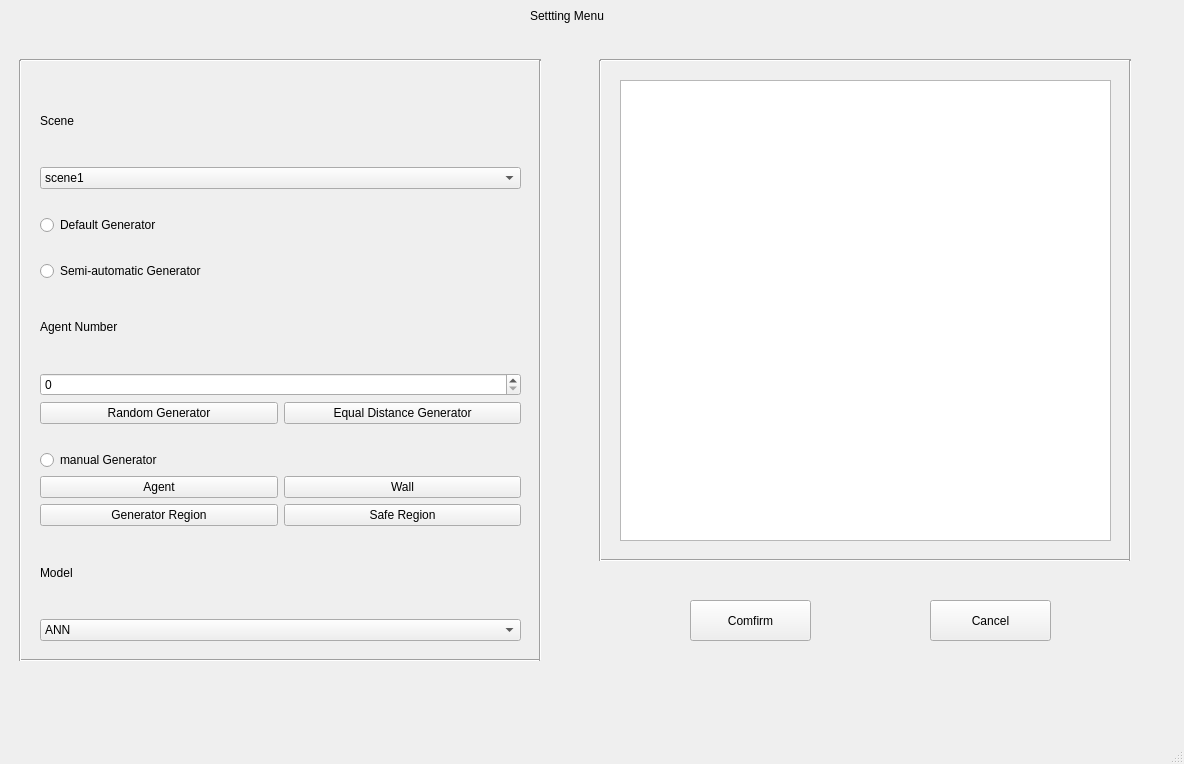
The window that pypeds/gui/ui/mainwindow_setting.ui (my-HenryS/pypeds) describes before a commit, drawn with Qt 5.
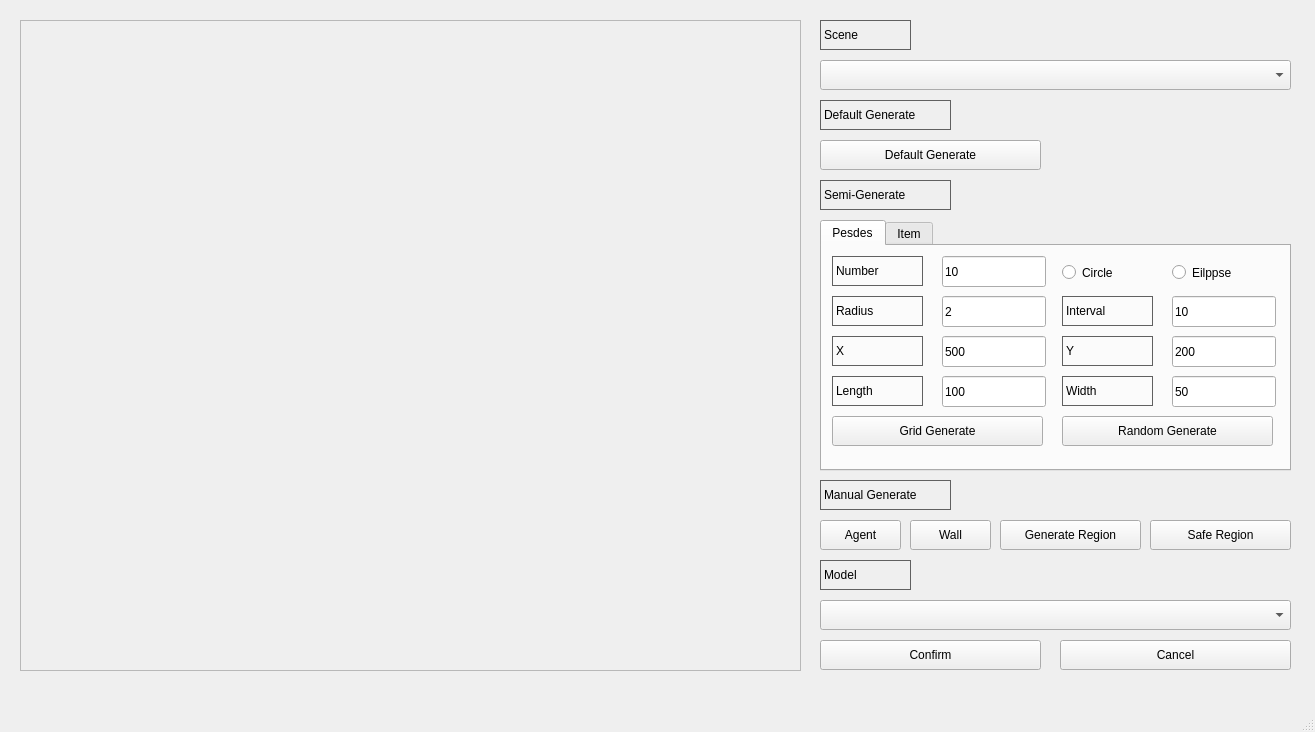
The same window after the commit. The open tabs and pages were chosen to show the change.

```diff
--- a/pypeds/gui/ui/mainwindow_setting.ui
+++ b/pypeds/gui/ui/mainwindow_setting.ui
@@ -6,364 +6,880 @@
    <rect>
     <x>0</x>
     <y>0</y>
-    <width>1184</width>
-    <height>764</height>
+    <width>1315</width>
+    <height>732</height>
    </rect>
   </property>
   <property name="windowTitle">
    <string>MainWindow</string>
   </property>
   <widget class="QWidget" name="centralwidget">
-   <widget class="QWidget" name="verticalLayoutWidget">
+   <widget class="QScrollArea" name="scrollArea">
     <property name="geometry">
      <rect>
-      <x>40</x>
-      <y>80</y>
-      <width>481</width>
-      <height>561</height>
+      <x>20</x>
+      <y>20</y>
+      <width>781</width>
+      <height>651</height>
      </rect>
     </property>
-    <layout class="QVBoxLayout" name="verticalLayout">
-     <item>
-      <widget class="QLabel" name="label">
-       <property name="text">
-        <string>Scene</string>
-       </property>
-      </widget>
-     </item>
-     <item>
-      <widget class="QComboBox" name="comboBox">
-       <item>
-        <property name="text">
-         <string>scene1</string>
-        </property>
-       </item>
-       <item>
-        <property name="text">
-         <string>scene2</string>
-        </property>
-       </item>
-       <item>
-        <property name="text">
-         <string>scene3</string>
-        </property>
-       </item>
-       <item>
-        <property name="text">
-         <string>scene4</string>
-        </property>
-       </item>
-       <item>
-        <property name="text">
-         <string>scene5</string>
-        </property>
-       </item>
-      </widget>
-     </item>
-     <item>
-      <spacer name="horizontalSpacer">
-       <property name="orientation">
-        <enum>Qt::Horizontal</enum>
-       </property>
-       <property name="sizeHint" stdset="0">
-        <size>
-         <width>40</width>
-         <height>20</height>
-        </size>
-       </property>
-      </spacer>
-     </item>
-     <item>
-      <widget class="QRadioButton" name="radioButton">
-       <property name="text">
-        <string>Default Generator</string>
-       </property>
-      </widget>
-     </item>
-     <item>
-      <spacer name="horizontalSpacer_2">
-       <property name="orientation">
-        <enum>Qt::Horizontal</enum>
-       </property>
-       <property name="sizeHint" stdset="0">
-        <size>
-         <width>40</width>
-         <height>20</height>
-        </size>
-       </property>
-      </spacer>
-     </item>
-     <item>
-      <widget class="QRadioButton" name="radioButton_2">
-       <property name="text">
-        <string>Semi-automatic Generator</string>
-       </property>
-      </widget>
-     </item>
-     <item>
-      <widget class="QLabel" name="label_2">
-       <property name="text">
-        <string>Agent Number</string>
-       </property>
-      </widget>
-     </item>
-     <item>
-      <widget class="QSpinBox" name="spinBox"/>
-     </item>
-     <item>
-      <layout class="QHBoxLayout" name="horizontalLayout">
-       <item>
-        <widget class="QPushButton" name="pushButton">
-         <property name="text">
-          <string>Random Generator</string>
-         </property>
-        </widget>
-       </item>
-       <item>
-        <widget class="QPushButton" name="pushButton_2">
-         <property name="text">
-          <string>Equal Distance Generator</string>
-         </property>
-        </widget>
-       </item>
-      </layout>
-     </item>
-     <item>
-      <spacer name="horizontalSpacer_3">
-       <property name="orientation">
-        <enum>Qt::Horizontal</enum>
-       </property>
-       <property name="sizeHint" stdset="0">
-        <size>
-         <width>40</width>
-         <height>20</height>
-        </size>
-       </property>
-      </spacer>
-     </item>
-     <item>
-      <widget class="QRadioButton" name="radioButton_3">
-       <property name="text">
-        <string>manual Generator</string>
-       </property>
-      </widget>
-     </item>
-     <item>
-      <layout class="QGridLayout" name="gridLayout">
-       <item row="1" column="0">
-        <widget class="QPushButton" name="pushButton_4">
-         <property name="text">
-          <string>Generator Region</string>
-         </property>
-        </widget>
-       </item>
-       <item row="1" column="1">
-        <widget class="QPushButton" name="pushButton_6">
-         <property name="text">
-          <string>Safe Region</string>
-         </property>
-        </widget>
-       </item>
-       <item row="0" column="1">
-        <widget class="QPushButton" name="pushButton_5">
-         <property name="text">
-          <string>Wall</string>
-         </property>
-        </widget>
-       </item>
-       <item row="0" column="0">
-        <widget class="QPushButton" name="pushButton_3">
-         <property name="text">
-          <string>Agent</string>
-         </property>
-        </widget>
-       </item>
-      </layout>
-     </item>
-     <item>
-      <widget class="QLabel" name="label_3">
-       <property name="text">
-        <string>Model</string>
-       </property>
-      </widget>
-     </item>
-     <item>
-      <widget class="QComboBox" name="comboBox_2">
-       <item>
-        <property name="text">
-         <string>ANN</string>
-        </property>
-       </item>
-       <item>
-        <property name="text">
-         <string>SFC</string>
-        </property>
-       </item>
-       <item>
-        <property name="text">
-         <string>Real-life</string>
-        </property>
-       </item>
-       <item>
-        <property name="text">
-         <string>LSTM</string>
-        </property>
-       </item>
-      </widget>
-     </item>
-    </layout>
+    <property name="widgetResizable">
+     <bool>true</bool>
+    </property>
+    <widget class="QWidget" name="scrollAreaWidgetContents">
+     <property name="geometry">
+      <rect>
+       <x>0</x>
+       <y>0</y>
+       <width>779</width>
+       <height>649</height>
+      </rect>
+     </property>
+    </widget>
    </widget>
-   <widget class="QGraphicsView" name="graphicsView">
+   <widget class="QPushButton" name="pushButton_2">
     <property name="geometry">
      <rect>
-      <x>620</x>
-      <y>80</y>
-      <width>491</width>
-      <height>461</height>
+      <x>910</x>
+      <y>520</y>
+      <width>81</width>
+      <height>30</height>
      </rect>
     </property>
+    <property name="text">
+     <string>Wall</string>
+    </property>
    </widget>
-   <widget class="QLabel" name="label_5">
+   <widget class="QLabel" name="label_13">
     <property name="geometry">
      <rect>
-      <x>530</x>
-      <y>0</y>
-      <width>111</width>
-      <height>31</height>
+      <x>820</x>
+      <y>560</y>
+      <width>91</width>
+      <height>30</height>
      </rect>
     </property>
+    <property name="styleSheet">
+     <string notr="true">QLabel{
+
+     border-width: 1px;
+
+     border-style: solid;
+
+     border-color: rgb(96, 96, 96);
+
+}</string>
+    </property>
     <property name="text">
-     <string>Settting Menu</string>
+     <string>Model</string>
     </property>
+    <property name="margin">
+     <number>-1</number>
+    </property>
    </widget>
-   <widget class="QPushButton" name="pushButton_7">
+   <widget class="QPushButton" name="pushButton">
     <property name="geometry">
      <rect>
-      <x>690</x>
-      <y>600</y>
-      <width>121</width>
-      <height>41</height>
+      <x>820</x>
+      <y>520</y>
+      <width>81</width>
+      <height>30</height>
      </rect>
     </property>
     <property name="text">
-     <string>Comfirm</string>
+     <string>Agent</string>
     </property>
    </widget>
-   <widget class="QPushButton" name="pushButton_8">
+   <widget class="QComboBox" name="comboBox_2">
     <property name="geometry">
      <rect>
-      <x>930</x>
+      <x>820</x>
       <y>600</y>
-      <width>121</width>
-      <height>41</height>
+      <width>471</width>
+      <height>30</height>
+     </rect>
+    </property>
+   </widget>
+   <widget class="QLabel" name="label_4">
+    <property name="geometry">
+     <rect>
+      <x>820</x>
+      <y>100</y>
+      <width>131</width>
+      <height>30</height>
+     </rect>
+    </property>
+    <property name="styleSheet">
+     <string notr="true">QLabel{
+
+     border-width: 1px;
+
+     border-style: solid;
+
+     border-color: rgb(96, 96, 96);
+
+}</string>
+    </property>
+    <property name="text">
+     <string>Default Generate</string>
+    </property>
+    <property name="margin">
+     <number>-1</number>
+    </property>
+   </widget>
+   <widget class="QComboBox" name="comboBox">
+    <property name="geometry">
+     <rect>
+      <x>820</x>
+      <y>60</y>
+      <width>471</width>
+      <height>30</height>
+     </rect>
+    </property>
+   </widget>
+   <widget class="QLabel" name="label_3">
+    <property name="geometry">
+     <rect>
+      <x>820</x>
+      <y>20</y>
+      <width>91</width>
+      <height>30</height>
+     </rect>
+    </property>
+    <property name="styleSheet">
+     <string notr="true">QLabel{
+
+     border-width: 1px;
+
+     border-style: solid;
+
+     border-color: rgb(96, 96, 96);
+
+}</string>
+    </property>
+    <property name="text">
+     <string>Scene</string>
+    </property>
+    <property name="margin">
+     <number>-1</number>
+    </property>
+   </widget>
+   <widget class="QPushButton" name="pushButton_3">
+    <property name="geometry">
+     <rect>
+      <x>1000</x>
+      <y>520</y>
+      <width>141</width>
+      <height>30</height>
+     </rect>
+    </property>
+    <property name="text">
+     <string>Generate Region</string>
+    </property>
+   </widget>
+   <widget class="QPushButton" name="pushButton_10">
+    <property name="geometry">
+     <rect>
+      <x>820</x>
+      <y>140</y>
+      <width>221</width>
+      <height>30</height>
+     </rect>
+    </property>
+    <property name="text">
+     <string>Default Generate</string>
+    </property>
+   </widget>
+   <widget class="QLabel" name="label_16">
+    <property name="geometry">
+     <rect>
+      <x>820</x>
+      <y>480</y>
+      <width>131</width>
+      <height>30</height>
+     </rect>
+    </property>
+    <property name="styleSheet">
+     <string notr="true">QLabel{
+
+     border-width: 1px;
+
+     border-style: solid;
+
+     border-color: rgb(96, 96, 96);
+
+}</string>
+    </property>
+    <property name="text">
+     <string>Manual Generate</string>
+    </property>
+    <property name="margin">
+     <number>-1</number>
+    </property>
+   </widget>
+   <widget class="QPushButton" name="pushButton_5">
+    <property name="geometry">
+     <rect>
+      <x>1150</x>
+      <y>520</y>
+      <width>141</width>
+      <height>30</height>
+     </rect>
+    </property>
+    <property name="text">
+     <string>Safe Region</string>
+    </property>
+   </widget>
+   <widget class="QPushButton" name="pushButton_11">
+    <property name="geometry">
+     <rect>
+      <x>820</x>
+      <y>640</y>
+      <width>221</width>
+      <height>30</height>
+     </rect>
+    </property>
+    <property name="text">
+     <string>Confirm</string>
+    </property>
+   </widget>
+   <widget class="QPushButton" name="pushButton_12">
+    <property name="geometry">
+     <rect>
+      <x>1060</x>
+      <y>640</y>
+      <width>231</width>
+      <height>30</height>
      </rect>
     </property>
     <property name="text">
      <string>Cancel</string>
     </property>
    </widget>
-   <widget class="Line" name="line">
+   <widget class="QTabWidget" name="tabWidget">
     <property name="geometry">
      <rect>
-      <x>20</x>
-      <y>650</y>
-      <width>521</width>
-      <height>20</height>
+      <x>820</x>
+      <y>220</y>
+      <width>471</width>
+      <height>251</height>
      </rect>
     </property>
-    <property name="orientation">
-     <enum>Qt::Horizontal</enum>
+    <property name="currentIndex">
+     <number>1</number>
     </property>
+    <widget class="QWidget" name="tab_3">
+     <attribute name="title">
+      <string>Pesdes</string>
+     </attribute>
+     <widget class="QLabel" name="label_28">
+      <property name="geometry">
+       <rect>
+        <x>10</x>
+        <y>50</y>
+        <width>91</width>
+        <height>30</height>
+       </rect>
+      </property>
+      <property name="styleSheet">
+       <string notr="true">QLabel{
+
+     border-width: 1px;
+
+     border-style: solid;
+
+     border-color: rgb(96, 96, 96);
+
+}</string>
+      </property>
+      <property name="text">
+       <string>Radius</string>
+      </property>
+      <property name="margin">
+       <number>-1</number>
+      </property>
+     </widget>
+     <widget class="QLabel" name="label_29">
+      <property name="geometry">
+       <rect>
+        <x>10</x>
+        <y>130</y>
+        <width>91</width>
+        <height>30</height>
+       </rect>
+      </property>
+      <property name="styleSheet">
+       <string notr="true">QLabel{
+
+     border-width: 1px;
+
+     border-style: solid;
+
+     border-color: rgb(96, 96, 96);
+
+}</string>
+      </property>
+      <property name="text">
+       <string>Length</string>
+      </property>
+      <property name="margin">
+       <number>-1</number>
+      </property>
+     </widget>
+     <widget class="QPushButton" name="pushButton_16">
+      <property name="geometry">
+       <rect>
+        <x>240</x>
+        <y>170</y>
+        <width>211</width>
+        <height>30</height>
+       </rect>
+      </property>
+      <property name="text">
+       <string>Random Generate</string>
+      </property>
+     </widget>
+     <widget class="QLineEdit" name="lineEdit_21">
+      <property name="geometry">
+       <rect>
+        <x>120</x>
+        <y>130</y>
+        <width>104</width>
+        <height>31</height>
+       </rect>
+      </property>
+      <property name="text">
+       <string>100</string>
+      </property>
+     </widget>
+     <widget class="QLabel" name="label_7">
+      <property name="geometry">
+       <rect>
+        <x>10</x>
+        <y>10</y>
+        <width>91</width>
+        <height>30</height>
+       </rect>
+      </property>
+      <property name="styleSheet">
+       <string notr="true">QLabel{
+
+     border-width: 1px;
+
+     border-style: solid;
+
+     border-color: rgb(96, 96, 96);
+
+}</string>
+      </property>
+      <property name="text">
+       <string>Number</string>
+      </property>
+      <property name="margin">
+       <number>-1</number>
+      </property>
+     </widget>
+     <widget class="QLineEdit" name="lineEdit_22">
+      <property name="geometry">
+       <rect>
+        <x>120</x>
+        <y>10</y>
+        <width>104</width>
+        <height>31</height>
+       </rect>
+      </property>
+      <property name="text">
+       <string>10</string>
+      </property>
+     </widget>
+     <widget class="QLineEdit" name="lineEdit_23">
+      <property name="geometry">
+       <rect>
+        <x>350</x>
+        <y>90</y>
+        <width>104</width>
+        <height>31</height>
+       </rect>
+      </property>
+      <property name="text">
+       <string>200</string>
+      </property>
+     </widget>
+     <widget class="QLabel" name="label_30">
+      <property name="geometry">
+       <rect>
+        <x>240</x>
+        <y>50</y>
+        <width>91</width>
+        <height>30</height>
+       </rect>
+      </property>
+      <property name="styleSheet">
+       <string notr="true">QLabel{
+
+     border-width: 1px;
+
+     border-style: solid;
+
+     border-color: rgb(96, 96, 96);
+
+}</string>
+      </property>
+      <property name="text">
+       <string>Interval</string>
+      </property>
+      <property name="margin">
+       <number>-1</number>
+      </property>
+     </widget>
+     <widget class="QLabel" name="label_31">
+      <property name="geometry">
+       <rect>
+        <x>240</x>
+        <y>90</y>
+        <width>91</width>
+        <height>30</height>
+       </rect>
+      </property>
+      <property name="styleSheet">
+       <string notr="true">QLabel{
+
+     border-width: 1px;
+
+     border-style: solid;
+
+     border-color: rgb(96, 96, 96);
+
+}</string>
+      </property>
+      <property name="text">
+       <string>Y</string>
+      </property>
+      <property name="margin">
+       <number>-1</number>
+      </property>
+     </widget>
+     <widget class="QLineEdit" name="lineEdit_24">
+      <property name="geometry">
+       <rect>
+        <x>120</x>
+        <y>50</y>
+        <width>104</width>
+        <height>31</height>
+       </rect>
+      </property>
+      <property name="text">
+       <string>2</string>
+      </property>
+     </widget>
+     <widget class="QLabel" name="label_32">
+      <property name="geometry">
+       <rect>
+        <x>10</x>
+        <y>90</y>
+        <width>91</width>
+        <height>30</height>
+       </rect>
+      </property>
+      <property name="styleSheet">
+       <string notr="true">QLabel{
+
+     border-width: 1px;
+
+     border-style: solid;
+
+     border-color: rgb(96, 96, 96);
+
+}</string>
+      </property>
+      <property name="text">
+       <string>X</string>
+      </property>
+      <property name="margin">
+       <number>-1</number>
+      </property>
+     </widget>
+     <widget class="QPushButton" name="pushButton_17">
+      <property name="geometry">
+       <rect>
+        <x>10</x>
+        <y>170</y>
+        <width>211</width>
+        <height>30</height>
+       </rect>
+      </property>
+      <property name="text">
+       <string>Grid Generate</string>
+      </property>
+     </widget>
+     <widget class="QLabel" name="label_33">
+      <property name="geometry">
+       <rect>
+        <x>240</x>
+        <y>130</y>
+        <width>91</width>
+        <height>30</height>
+       </rect>
+      </property>
+      <property name="styleSheet">
+       <string notr="true">QLabel{
+
+     border-width: 1px;
+
+     border-style: solid;
+
+     border-color: rgb(96, 96, 96);
+
+}</string>
+      </property>
+      <property name="text">
+       <string>Width</string>
+      </property>
+      <property name="margin">
+       <number>-1</number>
+      </property>
+     </widget>
+     <widget class="QLineEdit" name="lineEdit_25">
+      <property name="geometry">
+       <rect>
+        <x>120</x>
+        <y>90</y>
+        <width>104</width>
+        <height>31</height>
+       </rect>
+      </property>
+      <property name="text">
+       <string>500</string>
+      </property>
+     </widget>
+     <widget class="QLineEdit" name="lineEdit_26">
+      <property name="geometry">
+       <rect>
+        <x>350</x>
+        <y>130</y>
+        <width>104</width>
+        <height>31</height>
+       </rect>
+      </property>
+      <property name="text">
+       <string>50</string>
+      </property>
+     </widget>
+     <widget class="QLineEdit" name="lineEdit_27">
+      <property name="geometry">
+       <rect>
+        <x>350</x>
+        <y>50</y>
+        <width>104</width>
+        <height>31</height>
+       </rect>
+      </property>
+      <property name="text">
+       <string>10</string>
+      </property>
+     </widget>
+     <widget class="QRadioButton" name="radioButton_5">
+      <property name="geometry">
+       <rect>
+        <x>240</x>
+        <y>15</y>
+        <width>112</width>
+        <height>23</height>
+       </rect>
+      </property>
+      <property name="text">
+       <string>Circle</string>
+      </property>
+     </widget>
+     <widget class="QRadioButton" name="radioButton_6">
+      <property name="geometry">
+       <rect>
+        <x>350</x>
+        <y>15</y>
+        <width>112</width>
+        <height>23</height>
+       </rect>
+      </property>
+      <property name="text">
+       <string>Eilppse</string>
+      </property>
+     </widget>
+    </widget>
+    <widget class="QWidget" name="tab_4">
+     <attribute name="title">
+      <string>Item</string>
+     </attribute>
+     <widget class="QLineEdit" name="lineEdit_28">
+      <property name="geometry">
+       <rect>
+        <x>350</x>
+        <y>50</y>
+        <width>104</width>
+        <height>31</height>
+       </rect>
+      </property>
+     </widget>
+     <widget class="QLabel" name="label_34">
+      <property name="geometry">
+       <rect>
+        <x>240</x>
+        <y>50</y>
+        <width>91</width>
+        <height>30</height>
+       </rect>
+      </property>
+      <property name="styleSheet">
+       <string notr="true">QLabel{
+
+     border-width: 1px;
+
+     border-style: solid;
+
+     border-color: rgb(96, 96, 96);
+
+}</string>
+      </property>
+      <property name="text">
+       <string>Y</string>
+      </property>
+      <property name="margin">
+       <number>-1</number>
+      </property>
+     </widget>
+     <widget class="QLineEdit" name="lineEdit_29">
+      <property name="geometry">
+       <rect>
+        <x>120</x>
+        <y>10</y>
+        <width>104</width>
+        <height>31</height>
+       </rect>
+      </property>
+     </widget>
+     <widget class="QLineEdit" name="lineEdit_30">
+      <property name="geometry">
+       <rect>
+        <x>350</x>
+        <y>90</y>
+        <width>104</width>
+        <height>31</height>
+       </rect>
+      </property>
+     </widget>
+     <widget class="QPushButton" name="pushButton_18">
+      <property name="geometry">
+       <rect>
+        <x>125</x>
+        <y>170</y>
+        <width>211</width>
+        <height>30</height>
+       </rect>
+      </property>
+      <property name="text">
+       <string>Random Generate</string>
+      </property>
+     </widget>
+     <widget class="QLabel" name="label_35">
+      <property name="geometry">
+       <rect>
+        <x>10</x>
+        <y>50</y>
+        <width>91</width>
+        <height>30</height>
+       </rect>
+      </property>
+      <property name="styleSheet">
+       <string notr="true">QLabel{
+
+     border-width: 1px;
+
+     border-style: solid;
+
+     border-color: rgb(96, 96, 96);
+
+}</string>
+      </property>
+      <property name="text">
+       <string>X</string>
+      </property>
+      <property name="margin">
+       <number>-1</number>
+      </property>
+     </widget>
+     <widget class="QLabel" name="label_36">
+      <property name="geometry">
+       <rect>
+        <x>240</x>
+        <y>90</y>
+        <width>91</width>
+        <height>30</height>
+       </rect>
+      </property>
+      <property name="styleSheet">
+       <string notr="true">QLabel{
+
+     border-width: 1px;
+
+     border-style: solid;
+
+     border-color: rgb(96, 96, 96);
+
+}</string>
+      </property>
+      <property name="text">
+       <string>Width</string>
+      </property>
+      <property name="margin">
+       <number>-1</number>
+      </property>
+     </widget>
+     <widget class="QLabel" name="label_37">
+      <property name="geometry">
+       <rect>
+        <x>10</x>
+        <y>10</y>
+        <width>91</width>
+        <height>30</height>
+       </rect>
+      </property>
+      <property name="styleSheet">
+       <string notr="true">QLabel{
+
+     border-width: 1px;
+
+     border-style: solid;
+
+     border-color: rgb(96, 96, 96);
+
+}</string>
+      </property>
+      <property name="text">
+       <string>Radius</string>
+      </property>
+      <property name="margin">
+       <number>-1</number>
+      </property>
+     </widget>
+     <widget class="QLineEdit" name="lineEdit_31">
+      <property name="geometry">
+       <rect>
+        <x>120</x>
+        <y>50</y>
+        <width>104</width>
+        <height>31</height>
+       </rect>
+      </property>
+     </widget>
+     <widget class="QLineEdit" name="lineEdit_32">
+      <property name="geometry">
+       <rect>
+        <x>120</x>
+        <y>90</y>
+        <width>104</width>
+        <height>31</height>
+       </rect>
+      </property>
+     </widget>
+     <widget class="QLabel" name="label_38">
+      <property name="geometry">
+       <rect>
+        <x>10</x>
+        <y>90</y>
+        <width>91</width>
+        <height>30</height>
+       </rect>
+      </property>
+      <property name="styleSheet">
+       <string notr="true">QLabel{
+
+     border-width: 1px;
+
+     border-style: solid;
+
+     border-color: rgb(96, 96, 96);
+
+}</string>
+      </property>
+      <property name="text">
+       <string>Length</string>
+      </property>
+      <property name="margin">
+       <number>-1</number>
+      </property>
+     </widget>
+     <widget class="QRadioButton" name="radioButton_7">
+      <property name="geometry">
+       <rect>
+        <x>240</x>
+        <y>15</y>
+        <width>112</width>
+        <height>23</height>
+       </rect>
+      </property>
+      <property name="text">
+       <string>Wall</string>
+      </property>
+     </widget>
+     <widget class="QRadioButton" name="radioButton_8">
+      <property name="geometry">
+       <rect>
+        <x>350</x>
+        <y>15</y>
+        <width>112</width>
+        <height>23</height>
+       </rect>
+      </property>
+      <property name="text">
+       <string>Safe Region</string>
+      </property>
+     </widget>
+     <widget class="QComboBox" name="comboBox_4">
+      <property name="geometry">
+       <rect>
+        <x>10</x>
+        <y>130</y>
+        <width>441</width>
+        <height>30</height>
+       </rect>
+      </property>
+      <item>
+       <property name="text">
+        <string>Circle</string>
+       </property>
+      </item>
+      <item>
+       <property name="text">
+        <string>Box</string>
+       </property>
+      </item>
+     </widget>
+    </widget>
    </widget>
-   <widget class="Line" name="line_2">
+   <widget class="QLabel" name="label_5">
     <property name="geometry">
      <rect>
-      <x>20</x>
-      <y>50</y>
-      <width>521</width>
-      <height>20</height>
+      <x>820</x>
+      <y>180</y>
+      <width>131</width>
+      <height>30</height>
      </rect>
     </property>
-    <property name="orientation">
-     <enum>Qt::Horizontal</enum>
+    <property name="styleSheet">
+     <string notr="true">QLabel{
+
+     border-width: 1px;
+
+     border-style: solid;
+
+     border-color: rgb(96, 96, 96);
+
+}</string>
     </property>
-   </widget>
-   <widget class="Line" name="line_3">
-    <property name="geometry">
-     <rect>
-      <x>10</x>
-      <y>60</y>
-      <width>20</width>
-      <height>601</height>
-     </rect>
+    <property name="text">
+     <string>Semi-Generate</string>
     </property>
-    <property name="orientation">
-     <enum>Qt::Vertical</enum>
-    </property>
-   </widget>
-   <widget class="Line" name="line_4">
-    <property name="geometry">
-     <rect>
-      <x>530</x>
-      <y>60</y>
-      <width>20</width>
-      <height>601</height>
-     </rect>
-    </property>
-    <property name="orientation">
-     <enum>Qt::Vertical</enum>
-    </property>
-   </widget>
-   <widget class="Line" name="line_5">
-    <property name="geometry">
-     <rect>
-      <x>600</x>
-      <y>50</y>
-      <width>531</width>
-      <height>20</height>
-     </rect>
-    </property>
-    <property name="orientation">
-     <enum>Qt::Horizontal</enum>
-    </property>
-   </widget>
-   <widget class="Line" name="line_6">
-    <property name="geometry">
-     <rect>
-      <x>600</x>
-      <y>550</y>
-      <width>531</width>
-      <height>20</height>
-     </rect>
-    </property>
-    <property name="orientation">
-     <enum>Qt::Horizontal</enum>
-    </property>
-   </widget>
-   <widget class="Line" name="line_7">
-    <property name="geometry">
-     <rect>
-      <x>590</x>
-      <y>60</y>
-      <width>20</width>
-      <height>501</height>
-     </rect>
-    </property>
-    <property name="orientation">
-     <enum>Qt::Vertical</enum>
-    </property>
-   </widget>
-   <widget class="Line" name="line_8">
-    <property name="geometry">
-     <rect>
-      <x>1120</x>
-      <y>60</y>
-      <width>20</width>
-      <height>501</height>
-     </rect>
-    </property>
-    <property name="orientation">
-     <enum>Qt::Vertical</enum>
+    <property name="margin">
+     <number>-1</number>
     </property>
    </widget>
   </widget>
```
Left out of the diff: 2 changed lines with no effect on the pictures.
